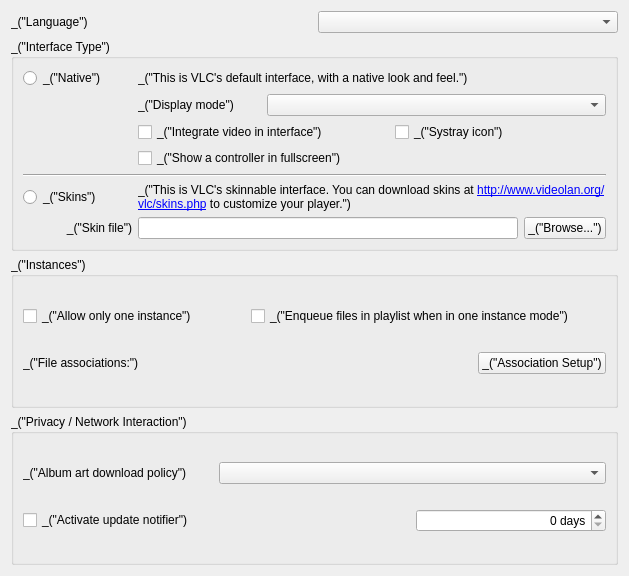
omunroe-com/ubtvlc, file modules/gui/qt4/ui/sprefs_interface.ui: the form before one commit.
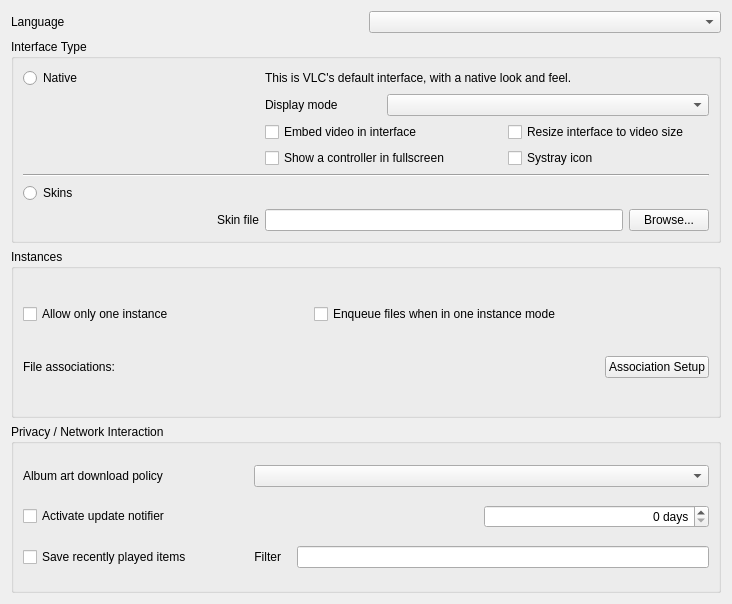
The form after the commit.

Diff of the .ui file:
```diff
--- a/modules/gui/qt4/ui/sprefs_interface.ui
+++ b/modules/gui/qt4/ui/sprefs_interface.ui
@@ -1,12 +1,12 @@
 <ui version="4.0" >
  <class>SPrefsInterface</class>
- <widget class="QWidget" name="SPrefsInterface" >
-  <property name="geometry" >
+ <widget class="QWidget" name="SPrefsInterface">
+  <property name="geometry">
    <rect>
     <x>0</x>
     <y>0</y>
-    <width>629</width>
-    <height>576</height>
+    <width>732</width>
+    <height>604</height>
    </rect>
   </property>
   <property name="sizePolicy" >
@@ -18,56 +18,153 @@
   <property name="windowTitle" >
    <string>Form</string>
   </property>
-  <layout class="QGridLayout" name="gridLayout_3" >
-   <item row="0" column="0" >
-    <widget class="QLabel" name="languageLabel" >
-     <property name="text" >
-      <string>_("Language")</string>
+  <layout class="QGridLayout" name="gridLayout_3">
+   <item row="0" column="0">
+    <widget class="QLabel" name="languageLabel">
+     <property name="text">
+      <string>Language</string>
      </property>
     </widget>
    </item>
    <item row="0" column="1" >
     <widget class="QComboBox" name="language" />
    </item>
-   <item row="1" column="0" colspan="2" >
-    <widget class="QGroupBox" name="groupBox" >
-     <property name="title" >
-      <string>_("Interface Type")</string>
+   <item row="2" column="0" colspan="2">
+    <widget class="QGroupBox" name="OneInterfaceBox">
+     <property name="title">
+      <string>Instances</string>
      </property>
-     <layout class="QGridLayout" name="gridLayout" >
-      <item row="0" column="0" >
-       <widget class="QRadioButton" name="qt4" >
-        <property name="sizePolicy" >
-         <sizepolicy vsizetype="Fixed" hsizetype="Maximum" >
+     <layout class="QGridLayout" name="gridLayout_2">
+      <item row="0" column="0">
+       <widget class="QCheckBox" name="OneInterfaceMode">
+        <property name="text">
+         <string>Allow only one instance</string>
+        </property>
+       </widget>
+      </item>
+      <item row="1" column="0">
+       <widget class="QLabel" name="assoName">
+        <property name="text">
+         <string>File associations:</string>
+        </property>
+       </widget>
+      </item>
+      <item row="0" column="1" colspan="2">
+       <widget class="QCheckBox" name="EnqueueOneInterfaceMode">
+        <property name="text">
+         <string>Enqueue files when in one instance mode</string>
+        </property>
+       </widget>
+      </item>
+      <item row="1" column="2">
+       <widget class="QPushButton" name="assoButton">
+        <property name="sizePolicy">
+         <sizepolicy hsizetype="Maximum" vsizetype="Fixed">
           <horstretch>0</horstretch>
           <verstretch>0</verstretch>
          </sizepolicy>
         </property>
-        <property name="text" >
-         <string>_("Native")</string>
+        <property name="text">
+         <string>Association Setup</string>
         </property>
        </widget>
       </item>
-      <item row="0" column="1" >
-       <spacer name="horizontalSpacer" >
-        <property name="orientation" >
-         <enum>Qt::Horizontal</enum>
+     </layout>
+    </widget>
+   </item>
+   <item row="3" column="0" colspan="2">
+    <widget class="QGroupBox" name="groupBox_2">
+     <property name="title">
+      <string>Privacy / Network Interaction</string>
+     </property>
+     <layout class="QGridLayout">
+      <item row="0" column="0">
+       <widget class="QLabel" name="artFetchLabel">
+        <property name="text">
+         <string>Album art download policy</string>
         </property>
-        <property name="sizeType" >
-         <enum>QSizePolicy::Fixed</enum>
+       </widget>
+      </item>
+      <item row="1" column="0">
+       <widget class="QCheckBox" name="updatesBox">
+        <property name="text">
+         <string>Activate update notifier</string>
         </property>
-        <property name="sizeHint" stdset="0" >
-         <size>
-          <width>20</width>
-          <height>20</height>
-         </size>
+       </widget>
+      </item>
+      <item row="1" column="2">
+       <widget class="QSpinBox" name="updatesDays">
+        <property name="alignment">
+         <set>Qt::AlignRight|Qt::AlignTrailing|Qt::AlignVCenter</set>
         </property>
-       </spacer>
+        <property name="suffix">
+         <string> days</string>
+        </property>
+       </widget>
       </item>
-      <item row="0" column="2" colspan="4" >
-       <widget class="QLabel" name="defaultLabel" >
-        <property name="sizePolicy" >
-         <sizepolicy vsizetype="Preferred" hsizetype="MinimumExpanding" >
+      <item row="2" column="0">
+       <widget class="QCheckBox" name="saveRecentlyPlayed">
+        <property name="text">
+         <string>Save recently played items</string>
+        </property>
+       </widget>
+      </item>
+      <item row="0" column="1" colspan="2">
+       <widget class="QComboBox" name="artFetcher"/>
+      </item>
+      <item row="2" column="1" colspan="2">
+       <layout class="QHBoxLayout" name="horizontalLayout">
+        <item>
+         <widget class="QLabel" name="filterLabel">
+          <property name="text">
+           <string>Filter</string>
+          </property>
+          <property name="alignment">
+           <set>Qt::AlignRight|Qt::AlignTrailing|Qt::AlignVCenter</set>
+          </property>
+          <property name="margin">
+           <number>5</number>
+          </property>
+          <property name="indent">
+           <number>10</number>
+          </property>
+         </widget>
+        </item>
+        <item>
+         <widget class="QLineEdit" name="recentlyPlayedFilters">
+          <property name="sizePolicy">
+           <sizepolicy hsizetype="MinimumExpanding" vsizetype="Fixed">
+            <horstretch>0</horstretch>
+            <verstretch>0</verstretch>
+           </sizepolicy>
+          </property>
+          <property name="toolTip">
+           <string>Separate words by | (without space)</string>
+          </property>
+         </widget>
+        </item>
+       </layout>
+      </item>
+     </layout>
+    </widget>
+   </item>
+   <item row="1" column="0" colspan="2">
+    <widget class="QGroupBox" name="groupBox">
+     <property name="title">
+      <string>Interface Type</string>
+     </property>
+     <layout class="QGridLayout" name="gridLayout">
+      <item row="0" column="0" colspan="2">
+       <widget class="QRadioButton" name="qt4">
+        <property name="text">
+         <string>Native</string>
+        </property>
+       </widget>
+      </item>
+      <item row="0" column="2" colspan="4">
+       <widget class="QLabel" name="defaultLabel">
+        <property name="sizePolicy">
+         <sizepolicy hsizetype="MinimumExpanding" vsizetype="Preferred">
           <horstretch>0</horstretch>
           <verstretch>0</verstretch>
          </sizepolicy>
@@ -75,8 +172,8 @@
         <property name="frameShape" >
          <enum>QFrame::NoFrame</enum>
         </property>
-        <property name="text" >
-         <string>_("This is VLC's default interface, with a native look and feel.")</string>
+        <property name="text">
+         <string>This is VLC's default interface, with a native look and feel.</string>
         </property>
         <property name="textFormat" >
          <enum>Qt::RichText</enum>
@@ -97,8 +194,8 @@
           <verstretch>0</verstretch>
          </sizepolicy>
         </property>
-        <property name="text" >
-         <string>_("Display mode")</string>
+        <property name="text">
+         <string>Display mode</string>
         </property>
        </widget>
       </item>
@@ -112,38 +209,31 @@
         </property>
        </widget>
       </item>
-      <item row="2" column="2" colspan="2" >
-       <widget class="QCheckBox" name="embedVideo" >
-        <property name="text" >
-         <string>_("Integrate video in interface")</string>
+      <item row="2" column="2" colspan="2">
+       <widget class="QCheckBox" name="embedVideo">
+        <property name="text">
+         <string>Embed video in interface</string>
         </property>
        </widget>
       </item>
-      <item row="2" column="4" colspan="2" >
-       <widget class="QCheckBox" name="systrayBox" >
-        <property name="text" >
-         <string>_("Systray icon")</string>
+      <item row="3" column="2" colspan="2">
+       <widget class="QCheckBox" name="fsController">
+        <property name="text">
+         <string>Show a controller in fullscreen</string>
         </property>
        </widget>
       </item>
-      <item row="3" column="2" colspan="4" >
-       <widget class="QCheckBox" name="fsController" >
-        <property name="text" >
-         <string>_("Show a controller in fullscreen")</string>
+      <item row="5" column="0" colspan="2">
+       <widget class="QRadioButton" name="skins">
+        <property name="text">
+         <string>Skins</string>
         </property>
        </widget>
       </item>
-      <item row="5" column="0" >
-       <widget class="QRadioButton" name="skins" >
-        <property name="text" >
-         <string>_("Skins")</string>
-        </property>
-       </widget>
-      </item>
-      <item row="5" column="2" colspan="4" >
-       <widget class="QLabel" name="skinsLabel" >
-        <property name="sizePolicy" >
-         <sizepolicy vsizetype="Minimum" hsizetype="Minimum" >
+      <item row="5" column="2" colspan="4">
+       <widget class="QLabel" name="skinsLabel">
+        <property name="sizePolicy">
+         <sizepolicy hsizetype="Minimum" vsizetype="Minimum">
           <horstretch>0</horstretch>
           <verstretch>0</verstretch>
          </sizepolicy>
@@ -151,8 +241,8 @@
         <property name="frameShape" >
          <enum>QFrame::NoFrame</enum>
         </property>
-        <property name="text" >
-         <string>_("This is VLC's skinnable interface. You can download skins at &lt;a href="http://www.videolan.org/vlc/skins.php">http://www.videolan.org/vlc/skins.php&lt;/a> to customize your player.")</string>
+        <property name="text">
+         <string/>
         </property>
         <property name="textFormat" >
          <enum>Qt::RichText</enum>
@@ -174,10 +264,10 @@
         </property>
        </widget>
       </item>
-      <item row="6" column="0" colspan="2" >
-       <widget class="QLabel" name="label_4" >
-        <property name="text" >
-         <string>_("Skin file")</string>
+      <item row="6" column="0" colspan="2">
+       <widget class="QLabel" name="skinFileLabel">
+        <property name="text">
+         <string>Skin file</string>
         </property>
         <property name="alignment" >
          <set>Qt::AlignRight|Qt::AlignTrailing|Qt::AlignVCenter</set>
@@ -205,8 +295,8 @@
           <verstretch>0</verstretch>
          </sizepolicy>
         </property>
-        <property name="text" >
-         <string>_("Browse...")</string>
+        <property name="text">
+         <string>Browse...</string>
         </property>
        </widget>
       </item>
@@ -217,82 +307,17 @@
         </property>
        </widget>
       </item>
-     </layout>
-    </widget>
-   </item>
-   <item row="2" column="0" colspan="2" >
-    <widget class="QGroupBox" name="OneInterfaceBox" >
-     <property name="title" >
-      <string>_("Instances")</string>
-     </property>
-     <layout class="QGridLayout" name="gridLayout_2" >
-      <item row="0" column="0" >
-       <widget class="QCheckBox" name="OneInterfaceMode" >
-        <property name="text" >
-         <string>_("Allow only one instance")</string>
+      <item row="3" column="4" colspan="2">
+       <widget class="QCheckBox" name="systrayBox">
+        <property name="text">
+         <string>Systray icon</string>
         </property>
        </widget>
       </item>
-      <item row="1" column="0" >
-       <widget class="QLabel" name="assoName" >
-        <property name="text" >
-         <string>_("File associations:")</string>
-        </property>
-       </widget>
-      </item>
-      <item row="0" column="1" colspan="2" >
-       <widget class="QCheckBox" name="EnqueueOneInterfaceMode" >
-        <property name="text" >
-         <string>_("Enqueue files in playlist when in one instance mode")</string>
-        </property>
-       </widget>
-      </item>
-      <item row="1" column="2" >
-       <widget class="QPushButton" name="assoButton" >
-        <property name="sizePolicy" >
-         <sizepolicy vsizetype="Fixed" hsizetype="Maximum" >
-          <horstretch>0</horstretch>
-          <verstretch>0</verstretch>
-         </sizepolicy>
-        </property>
-        <property name="text" >
-         <string>_("Association Setup")</string>
-        </property>
-       </widget>
-      </item>
-     </layout>
-    </widget>
-   </item>
-   <item row="3" column="0" colspan="2" >
-    <widget class="QGroupBox" name="groupBox_2" >
-     <property name="title" >
-      <string>_("Privacy / Network Interaction")</string>
-     </property>
-     <layout class="QGridLayout" >
-      <item row="0" column="0" >
-       <widget class="QLabel" name="artFetchLabel" >
-        <property name="text" >
-         <string>_("Album art download policy")</string>
-        </property>
-       </widget>
-      </item>
-      <item row="0" column="1" colspan="2" >
-       <widget class="QComboBox" name="artFetcher" />
-      </item>
-      <item row="1" column="0" >
-       <widget class="QCheckBox" name="updatesBox" >
-        <property name="text" >
-         <string>_("Activate update notifier")</string>
-        </property>
-       </widget>
-      </item>
-      <item row="1" column="2" >
-       <widget class="QSpinBox" name="updatesDays" >
-        <property name="alignment" >
-         <set>Qt::AlignRight|Qt::AlignTrailing|Qt::AlignVCenter</set>
-        </property>
-        <property name="suffix" >
-         <string> days</string>
+      <item row="2" column="4" colspan="2">
+       <widget class="QCheckBox" name="resizingBox">
+        <property name="text">
+         <string>Resize interface to video size</string>
         </property>
        </widget>
       </item>
```
Left out of the diff: 77 changed lines with no effect on the pictures.
